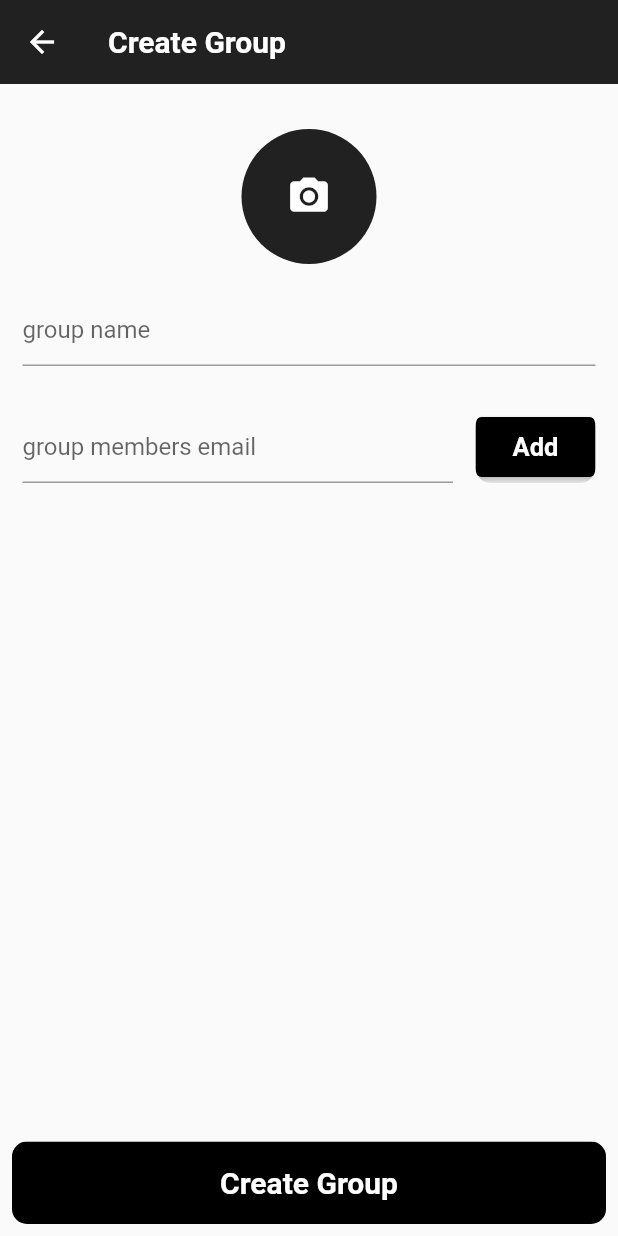
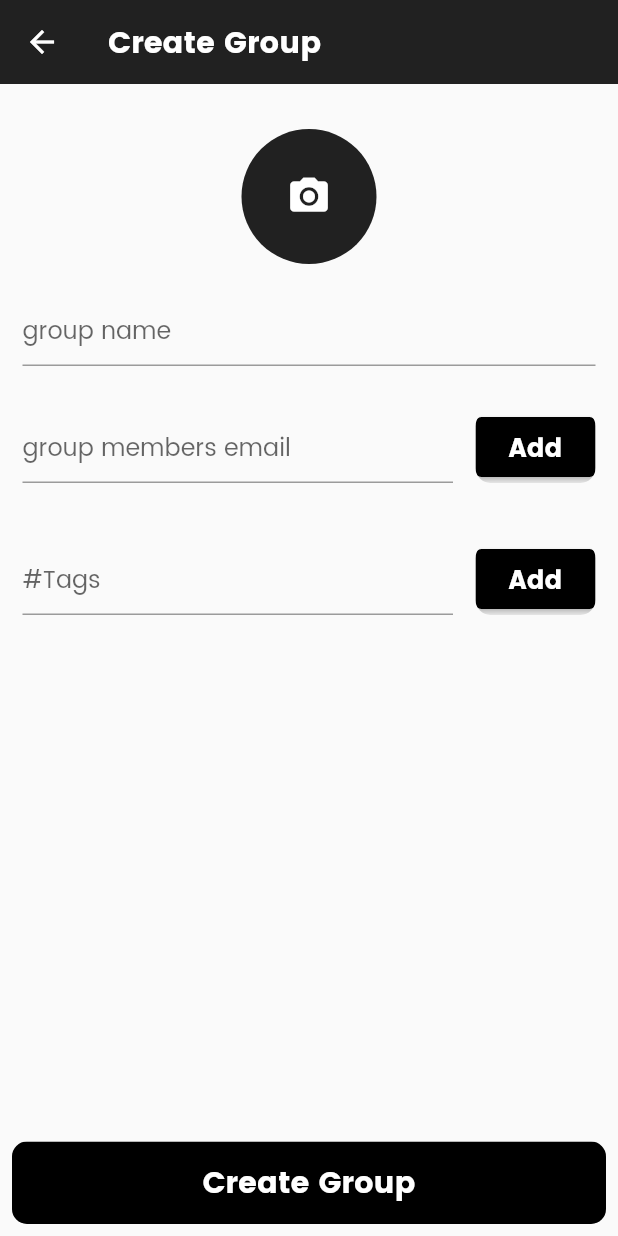
Before and after one commit to jahidul96/Memory_ShareApp_Flutter, a Flutter app: the CreateGroupScreen screen opened by its route, on a phone screen of 412 x 824 dp. Run offline on Flutter 3.47's test engine with Material 2 defaults, Android fonts, the phone set to English and light mode, and no system bars; our stand-ins replace cloud_firestore, firebase_auth, firebase_core, firebase_storage, image_picker; accounts and stored records are empty.

Commit message:
added component changes and reusable comp

```diff
--- a/lib/screens/group/create_group.dart
+++ b/lib/screens/group/create_group.dart
@@ -1,8 +1,13 @@
+import 'dart:io';
+
 import 'package:flutter/material.dart';
+import 'package:memoryapp/firebase/fb_storage.dart';
+import 'package:memoryapp/widgets/confirmation_dialoge_model.dart';
 import 'package:memoryapp/widgets/custome_button.dart';
 import 'package:memoryapp/widgets/simple_reuseable_widgets.dart';
 import 'package:memoryapp/widgets/text_comp.dart';
 import 'package:memoryapp/utils/app_colors.dart';
+import 'package:memoryapp/widgets/simple_text_input.dart';
 
 class CreateGroupScreen extends StatefulWidget {
   static const routeName = "CreateGroupScreen";
@@ -13,6 +18,21 @@ class CreateGroupScreen extends StatefulWidget {
 }
 
 class _CreateGroupScreenState extends State<CreateGroupScreen> {
+  File? _image;
+  bool loading = false;
+
+  getImage() async {
+    try {
+      var tempImg = await pickImage();
+
+      setState(() {
+        _image = tempImg;
+      });
+    } catch (e) {
+      return alertUser(context: context, alertText: "error when getting image");
+    }
+  }
+
   @override
   Widget build(BuildContext context) {
     return Scaffold(
@@ -35,30 +55,15 @@ class _CreateGroupScreenState extends State<CreateGroupScreen> {
                 children: [
                   const SizedBox(height: 30),
                   // group image
-                  Center(
-                    child: Container(
-                      width: 90,
-                      height: 90,
-                      decoration: BoxDecoration(
-                        borderRadius: BorderRadius.circular(45),
-                        color: AppColors.appbarColor,
-                      ),
-                      child: const Icon(
-                        Icons.camera_alt,
-                        color: AppColors.whiteColor,
-                        size: 30,
-                      ),
-                    ),
-                  ),
+                  imagePickerPlaceholderComp(onTap: getImage, image: _image),
 
                   const SizedBox(height: 10),
                   // groupname
-                  const Padding(
-                    padding: EdgeInsets.symmetric(horizontal: 15, vertical: 10),
-                    child: TextField(
-                      decoration: InputDecoration(
-                        hintText: "group name",
-                      ),
+                  Padding(
+                    padding: const EdgeInsets.symmetric(
+                        horizontal: 15, vertical: 10),
+                    child: SimpleTextInput(
+                      hintText: "group name",
                     ),
                   ),
                   const SizedBox(height: 10),
@@ -67,7 +72,14 @@ class _CreateGroupScreenState extends State<CreateGroupScreen> {
                   multipleAddInputComp(
                     hintText: "group members email",
                     onPressed: () {},
-                  )
+                  ),
+
+                  const SizedBox(height: 20),
+                  // Tags
+                  multipleAddInputComp(
+                    hintText: "#Tags",
+                    onPressed: () {},
+                  ),
                 ],
               ),
             ),
--- a/lib/widgets/simple_reuseable_widgets.dart
+++ b/lib/widgets/simple_reuseable_widgets.dart
@@ -1,7 +1,10 @@
+import 'dart:io';
+
 import 'package:flutter/material.dart';
 import 'package:memoryapp/utils/app_colors.dart';
 import 'package:memoryapp/widgets/custome_button.dart';
 import 'package:memoryapp/widgets/text_comp.dart';
+import 'package:memoryapp/widgets/simple_text_input.dart';
 
 Widget groupNameAndMemberCounter() => Container(
       padding: const EdgeInsets.symmetric(vertical: 20),
@@ -122,12 +125,8 @@ Widget multipleAddInputComp({
       padding: const EdgeInsets.symmetric(horizontal: 15, vertical: 10),
       child: Row(
         children: [
-          Expanded(
-            child: TextField(
-              decoration: InputDecoration(
-                hintText: hintText,
-              ),
-            ),
+          SimpleTextInput(
+            hintText: hintText,
           ),
           const SizedBox(width: 15),
           CustomButton(
@@ -141,38 +140,61 @@ Widget multipleAddInputComp({
       ),
     );
 
-// Widget descComp() => Expanded(
-//       child: Container(
-//         decoration: BoxDecoration(
-//           color: Colors.grey.shade100,
-//           borderRadius: BorderRadius.circular(20),
-//         ),
-//         constraints: const BoxConstraints(
-//           minHeight: 47,
-//           minWidth: double.infinity,
-//           maxHeight: 120,
-//           maxWidth: double.infinity,
-//         ),
-//         child: Padding(
-//           padding: const EdgeInsets.symmetric(horizontal: 12),
-//           child: Row(
-//             children: [
-//               Expanded(
-//                 child: TextField(
-//                   controller: textController,
-//                   keyboardType: TextInputType.multiline,
-//                   maxLines: null,
-//                   decoration: const InputDecoration(
-//                     hintText: "Message",
-//                     hintStyle: TextStyle(
-//                       fontSize: 18,
-//                     ),
-//                     border: InputBorder.none,
-//                   ),
-//                 ),
-//               ),
-//             ],
-//           ),
-//         ),
-//       ),
-//     );
+Widget imagePickerPlaceholderComp({
+  required Function()? onTap,
+  required File? image,
+}) =>
+    InkWell(
+      onTap: onTap,
+      child: Center(
+        child: image != null
+            ? ClipRRect(
+                borderRadius: BorderRadius.circular(100),
+                child: Image.file(
+                  image,
+                  width: 90,
+                  height: 90,
+                  fit: BoxFit.cover,
+                ),
+              )
+            : Container(
+                width: 90,
+                height: 90,
+                decoration: BoxDecoration(
+                  borderRadius: BorderRadius.circular(45),
+                  color: AppColors.appbarColor,
+                ),
+                child: const Icon(
+                  Icons.camera_alt,
+                  color: AppColors.whiteColor,
+                  size: 30,
+                ),
+              ),
+      ),
+    );
+
+Widget sendinglodingComp({
+  required bool loading,
+  required Function()? onPressed,
+  required String loadderText,
+  required String btnText,
+}) =>
+    loading
+        ? Center(
+            child: Column(
+              children: [
+                const SizedBox(
+                  height: 40,
+                ),
+                const CircularProgressIndicator(),
+                const SizedBox(
+                  height: 40,
+                ),
+                TextComp(text: loadderText)
+              ],
+            ),
+          )
+        : CustomButton(
+            text: btnText,
+            onPressed: onPressed,
+          );
--- /dev/null
+++ b/lib/widgets/simple_text_input.dart
@@ -0,0 +1,21 @@
+// ignore_for_file: must_be_immutable
+
+import 'package:flutter/material.dart';
+
+class SimpleTextInput extends StatelessWidget {
+  String hintText;
+
+  SimpleTextInput({super.key, required this.hintText});
+
+  @override
+  Widget build(BuildContext context) {
+    return Expanded(
+      child: TextField(
+        decoration: InputDecoration(
+          hintText: hintText,
+          hintStyle: const TextStyle(fontFamily: "Poppins"),
+        ),
+      ),
+    );
+  }
+}
--- a/lib/widgets/text_comp.dart
+++ b/lib/widgets/text_comp.dart
@@ -20,10 +20,10 @@ class TextComp extends StatelessWidget {
     return Text(
       text,
       style: TextStyle(
-        color: color,
-        fontSize: size,
-        fontWeight: fontweight,
-      ),
+          color: color,
+          fontSize: size,
+          fontWeight: fontweight,
+          fontFamily: "Poppins"),
       textAlign: align,
     );
   }
```
Also changed, not shown: lib/screens/home.dart (+5 -6 lines), lib/screens/profile/edit_profile_info.dart (+43 -61 lines), lib/screens/profile/profile.dart (+4 -6 lines), pubspec.yaml (+5 -5 lines), assets/fonts/Poppins-Bold.ttf (added), assets/fonts/Poppins-Light.ttf (added), assets/fonts/Poppins-Regular.ttf (added).
